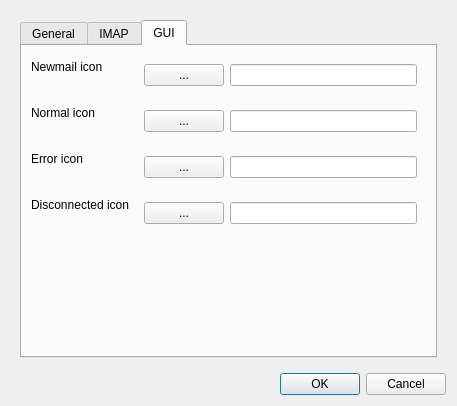
Before: the Qt Designer form setupdialog.ui in inozemcew/trysterobiff, drawn with Qt 5.
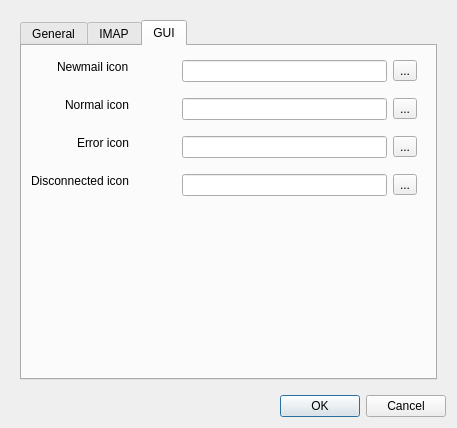
After: the same form once the commit is applied. The open tabs and pages were chosen to show the change. Icons and pictures are not drawn.

Commit message: intermediate Settings implementation using class.

Diff of the .ui file:
```diff
--- a/setupdialog.ui
+++ b/setupdialog.ui
@@ -7,7 +7,7 @@
     <x>0</x>
     <y>0</y>
     <width>457</width>
-    <height>406</height>
+    <height>428</height>
    </rect>
   </property>
   <property name="windowTitle">
@@ -313,11 +313,23 @@
          <layout class="QHBoxLayout" name="horizontalLayout_5">
           <item>
            <layout class="QFormLayout" name="formLayout_3">
+            <property name="labelAlignment">
+             <set>Qt::AlignBottom|Qt::AlignRight|Qt::AlignTrailing</set>
+            </property>
             <item row="0" column="0">
              <widget class="QLabel" name="newmailIconLabel">
               <property name="text">
                <string>Newmail icon</string>
               </property>
+              <property name="textFormat">
+               <enum>Qt::AutoText</enum>
+              </property>
+              <property name="scaledContents">
+               <bool>false</bool>
+              </property>
+              <property name="alignment">
+               <set>Qt::AlignLeading|Qt::AlignLeft|Qt::AlignVCenter</set>
+              </property>
              </widget>
             </item>
             <item row="0" column="1">
@@ -328,20 +340,54 @@
                 <height>0</height>
                </size>
               </property>
+              <property name="maximumSize">
+               <size>
+                <width>16777215</width>
+                <height>16777215</height>
+               </size>
+              </property>
               <layout class="QHBoxLayout" name="horizontalLayout_6">
+               <property name="topMargin">
+                <number>0</number>
+               </property>
+               <property name="bottomMargin">
+                <number>0</number>
+               </property>
                <item>
-                <widget class="QPushButton" name="pushButton">
+                <widget class="QLabel" name="imNewMailIcon">
+                 <property name="minimumSize">
+                  <size>
+                   <width>32</width>
+                   <height>32</height>
+                  </size>
+                 </property>
+                 <property name="maximumSize">
+                  <size>
+                   <width>32</width>
+                   <height>32</height>
+                  </size>
+                 </property>
+                 <property name="text">
+                  <string/>
+                 </property>
+                 <property name="pixmap">
+                  <pixmap resource="gui.qrc">:/icons/mail-message-new.svg</pixmap>
+                 </property>
+                 <property name="scaledContents">
+                  <bool>true</bool>
+                 </property>
+                </widget>
+               </item>
+               <item>
+                <widget class="QLineEdit" name="leNewmailIcon"/>
+               </item>
+               <item>
+                <widget class="QToolButton" name="btNewmailIcon">
                  <property name="text">
                   <string notr="true">...</string>
                  </property>
-                 <property name="autoDefault">
-                  <bool>false</bool>
-                 </property>
                 </widget>
                </item>
-               <item>
-                <widget class="QLineEdit" name="lineEdit"/>
-               </item>
               </layout>
              </widget>
             </item>
@@ -350,6 +396,9 @@
               <property name="text">
                <string>Normal icon</string>
               </property>
+              <property name="alignment">
+               <set>Qt::AlignLeading|Qt::AlignLeft|Qt::AlignVCenter</set>
+              </property>
              </widget>
             </item>
             <item row="1" column="1">
@@ -361,19 +410,47 @@
                </size>
               </property>
               <layout class="QHBoxLayout" name="horizontalLayout_7">
+               <property name="topMargin">
+                <number>0</number>
+               </property>
+               <property name="bottomMargin">
+                <number>0</number>
+               </property>
                <item>
-                <widget class="QPushButton" name="pushButton_2">
+                <widget class="QLabel" name="imNormalIcon">
+                 <property name="minimumSize">
+                  <size>
+                   <width>32</width>
+                   <height>32</height>
+                  </size>
+                 </property>
+                 <property name="maximumSize">
+                  <size>
+                   <width>32</width>
+                   <height>32</height>
+                  </size>
+                 </property>
+                 <property name="text">
+                  <string/>
+                 </property>
+                 <property name="pixmap">
+                  <pixmap resource="gui.qrc">:/icons/mail-forward.svg</pixmap>
+                 </property>
+                 <property name="scaledContents">
+                  <bool>true</bool>
+                 </property>
+                </widget>
+               </item>
+               <item>
+                <widget class="QLineEdit" name="leNormalIcon"/>
+               </item>
+               <item>
+                <widget class="QToolButton" name="btNormalIcon">
                  <property name="text">
                   <string notr="true">...</string>
                  </property>
-                 <property name="autoDefault">
-                  <bool>false</bool>
-                 </property>
                 </widget>
                </item>
-               <item>
-                <widget class="QLineEdit" name="lineEdit_2"/>
-               </item>
               </layout>
              </widget>
             </item>
@@ -382,6 +459,9 @@
               <property name="text">
                <string>Error icon</string>
               </property>
+              <property name="alignment">
+               <set>Qt::AlignLeading|Qt::AlignLeft|Qt::AlignVCenter</set>
+              </property>
              </widget>
             </item>
             <item row="2" column="1">
@@ -393,19 +473,47 @@
                </size>
               </property>
               <layout class="QHBoxLayout" name="horizontalLayout_8">
+               <property name="topMargin">
+                <number>0</number>
+               </property>
+               <property name="bottomMargin">
+                <number>0</number>
+               </property>
                <item>
-                <widget class="QPushButton" name="pushButton_3">
+                <widget class="QLabel" name="imErrorIcon">
+                 <property name="minimumSize">
+                  <size>
+                   <width>32</width>
+                   <height>32</height>
+                  </size>
+                 </property>
+                 <property name="maximumSize">
+                  <size>
+                   <width>32</width>
+                   <height>32</height>
+                  </size>
+                 </property>
+                 <property name="text">
+                  <string/>
+                 </property>
+                 <property name="pixmap">
+                  <pixmap resource="gui.qrc">:/icons/process-stop.svg</pixmap>
+                 </property>
+                 <property name="scaledContents">
+                  <bool>true</bool>
+                 </property>
+                </widget>
+               </item>
+               <item>
+                <widget class="QLineEdit" name="leErrorIcon"/>
+               </item>
+               <item>
+                <widget class="QToolButton" name="btErrorIcon">
                  <property name="text">
                   <string notr="true">...</string>
                  </property>
-                 <property name="autoDefault">
-                  <bool>false</bool>
-                 </property>
                 </widget>
                </item>
-               <item>
-                <widget class="QLineEdit" name="lineEdit_3"/>
-               </item>
               </layout>
              </widget>
             </item>
@@ -414,6 +522,9 @@
               <property name="text">
                <string>Disconnected icon</string>
               </property>
+              <property name="alignment">
+               <set>Qt::AlignLeading|Qt::AlignLeft|Qt::AlignVCenter</set>
+              </property>
              </widget>
             </item>
             <item row="3" column="1">
@@ -425,19 +536,47 @@
                </size>
               </property>
               <layout class="QHBoxLayout" name="horizontalLayout_10">
+               <property name="topMargin">
+                <number>0</number>
+               </property>
+               <property name="bottomMargin">
+                <number>0</number>
+               </property>
                <item>
-                <widget class="QPushButton" name="pushButton_5">
+                <widget class="QLabel" name="imDisconnectedIcon">
+                 <property name="minimumSize">
+                  <size>
+                   <width>32</width>
+                   <height>32</height>
+                  </size>
+                 </property>
+                 <property name="maximumSize">
+                  <size>
+                   <width>32</width>
+                   <height>32</height>
+                  </size>
+                 </property>
+                 <property name="text">
+                  <string/>
+                 </property>
+                 <property name="pixmap">
+                  <pixmap resource="gui.qrc">:/icons/applications-multimedia.svg</pixmap>
+                 </property>
+                 <property name="scaledContents">
+                  <bool>true</bool>
+                 </property>
+                </widget>
+               </item>
+               <item>
+                <widget class="QLineEdit" name="leDisconnectedIcon"/>
+               </item>
+               <item>
+                <widget class="QToolButton" name="btDisconnectedIcon">
                  <property name="text">
                   <string notr="true">...</string>
                  </property>
-                 <property name="autoDefault">
-                  <bool>false</bool>
-                 </property>
                 </widget>
                </item>
-               <item>
-                <widget class="QLineEdit" name="lineEdit_5"/>
-               </item>
               </layout>
              </widget>
             </item>
```
Left out of the diff: 130 changed lines with no effect on the pictures. The commit also changes 11 other files.
